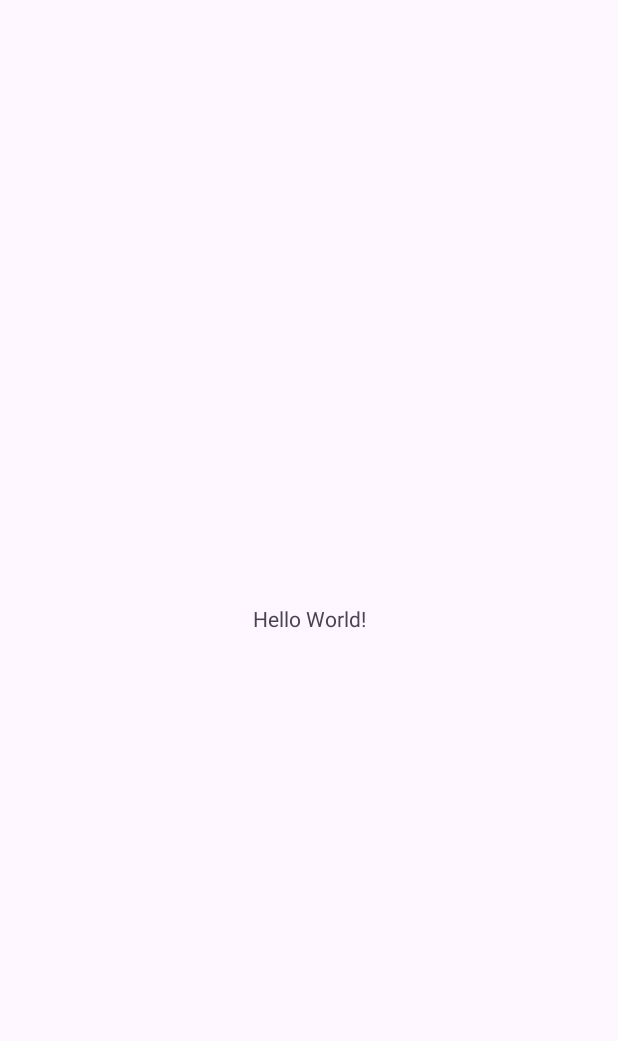
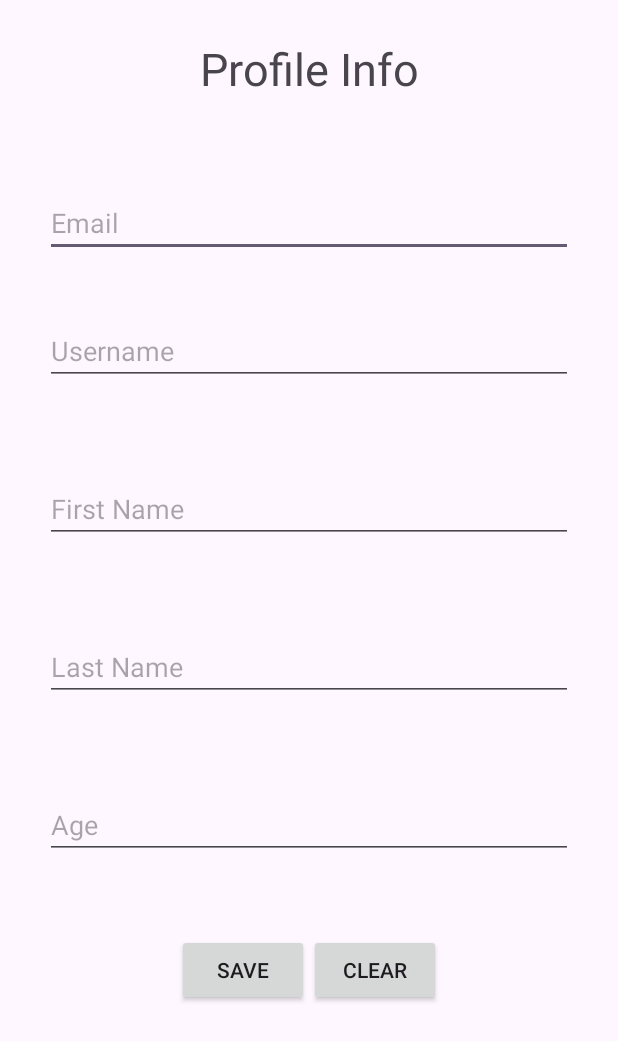
Before and after one commit to GiorgiZan/AndroidHomeworks, an Android app: the screen it shows after launch (MainActivity), on a phone screen of 412 x 824 dp. Before the commit the part shown is almost empty. Shown: the top 1041 px of the screen. Run offline under Robolectric (Android 15) with nearby library versions, the phone set to English and light mode, and no system bars.

Commit message:
Second homework done

```diff
--- a/app/build.gradle.kts
+++ b/app/build.gradle.kts
@@ -4,11 +4,11 @@ plugins {
 }
 
 android {
-    namespace = "com.example.androidhomeworks"
+    namespace = "com.example.androidsecondhomework"
     compileSdk = 35
 
     defaultConfig {
-        applicationId = "com.example.androidhomeworks"
+        applicationId = "com.example.androidsecondhomework"
         minSdk = 24
         targetSdk = 34
         versionCode = 1
--- a/app/src/main/AndroidManifest.xml
+++ b/app/src/main/AndroidManifest.xml
@@ -10,7 +10,7 @@
         android:label="@string/app_name"
         android:roundIcon="@mipmap/ic_launcher_round"
         android:supportsRtl="true"
-        android:theme="@style/Theme.AndroidHomeworks"
+        android:theme="@style/Theme.AndroidSecondHomework"
         tools:targetApi="31">
         <activity
             android:name=".MainActivity"
--- a/app/src/main/java/com/example/androidhomeworks/MainActivity.kt
+++ /dev/null
@@ -1,20 +0,0 @@
-package com.example.androidhomeworks
-
-import android.os.Bundle
-import androidx.activity.enableEdgeToEdge
-import androidx.appcompat.app.AppCompatActivity
-import androidx.core.view.ViewCompat
-import androidx.core.view.WindowInsetsCompat
-
-class MainActivity : AppCompatActivity() {
-    override fun onCreate(savedInstanceState: Bundle?) {
-        super.onCreate(savedInstanceState)
-        enableEdgeToEdge()
-        setContentView(R.layout.activity_main)
-        ViewCompat.setOnApplyWindowInsetsListener(findViewById(R.id.main)) { v, insets ->
-            val systemBars = insets.getInsets(WindowInsetsCompat.Type.systemBars())
-            v.setPadding(systemBars.left, systemBars.top, systemBars.right, systemBars.bottom)
-            insets
-        }
-    }
-}
--- /dev/null
+++ b/app/src/main/java/com/example/androidsecondhomework/MainActivity.kt
@@ -0,0 +1,115 @@
+package com.example.androidsecondhomework
+
+import android.os.Bundle
+import android.widget.LinearLayout
+import androidx.appcompat.app.AppCompatActivity
+import androidx.appcompat.widget.AppCompatButton
+import androidx.appcompat.widget.AppCompatEditText
+import androidx.appcompat.widget.AppCompatTextView
+import androidx.appcompat.widget.LinearLayoutCompat
+
+class MainActivity : AppCompatActivity() {
+    override fun onCreate(savedInstanceState: Bundle?) {
+        super.onCreate(savedInstanceState)
+        setContentView(R.layout.activity_main)
+
+
+
+        val enterProfileInfoLinearLayout:LinearLayoutCompat = findViewById(R.id.enterProfileInfoLinearLayout)
+        val etEmail:AppCompatEditText = findViewById(R.id.etEmail)
+        val etUsername:AppCompatEditText = findViewById(R.id.etUsername)
+        val etFirstName:AppCompatEditText = findViewById(R.id.etFirstName)
+        val etLastName:AppCompatEditText = findViewById(R.id.etLastName)
+        val etAge:AppCompatEditText = findViewById(R.id.etAge)
+        val btnSave:AppCompatButton = findViewById(R.id.btnSave)
+        val btnClear:AppCompatButton = findViewById(R.id.btnClear)
+
+
+        val displayProfileInfoLinearLayout:LinearLayoutCompat = findViewById(R.id.displayProfileInfoLinearLayout)
+        val tvEmail:AppCompatTextView = findViewById(R.id.tvEmail)
+        val tvUsername:AppCompatTextView = findViewById(R.id.tvUsername)
+        val tvFirstNameAndLastName:AppCompatTextView = findViewById(R.id.tvFirstNameAndLastName)
+        val tvAge:AppCompatTextView = findViewById(R.id.tvAge)
+        val btnAgain:AppCompatButton= findViewById(R.id.btnAgain)
+
+        btnSave.setOnClickListener{
+            if (etEmail.text!!.isEmpty()) {
+                etEmail.error = resources.getString(R.string.email_empty)
+                return@setOnClickListener
+            }
+            else if(!etEmail.text!!.toString().contains("@") ){
+                etEmail.error = resources.getString(R.string.email_not_valid)
+                return@setOnClickListener
+            }
+            else if (etEmail.text!!.length < 7 || etEmail.text!!.length >= 35){
+                etEmail.error = resources.getString(R.string.email_length_not_valid)
+                return@setOnClickListener
+            }
+
+            if (etUsername.text!!.isEmpty()){
+                etUsername.error = resources.getString(R.string.username_empty)
+                return@setOnClickListener
+            }
+
+            else if(etUsername.text!!.length < 10 || etUsername.text!!.length >= 35 ){
+                etUsername.error = resources.getString(R.string.username_length_not_valid)
+                return@setOnClickListener
+            }
+
+            if (etFirstName.text!!.isEmpty()){
+                etFirstName.error = resources.getString(R.string.first_name_empty)
+                return@setOnClickListener
+            }
+            else if (etFirstName.text!!.length >= 25){
+                etFirstName.error = resources.getString(R.string.first_name_too_long)
+                return@setOnClickListener
+            }
+
+            if (etLastName.text!!.isEmpty()){
+                etLastName.error = resources.getString(R.string.last_name_empty)
+                return@setOnClickListener
+            }
+
+            else if (etLastName.text!!.length >= 25){
+                etLastName.error = resources.getString(R.string.last_name_too_long)
+                return@setOnClickListener
+            }
+
+            if (etAge.text!!.isEmpty()){
+                etAge.error = resources.getString(R.string.age_empty)
+                return@setOnClickListener
+            }
+
+            else if (etAge.text!!.toString().toInt() == 0 || etAge.text!!.toString().toInt() > 100){
+                etAge.error = resources.getString(R.string.age_not_valid)
+                return@setOnClickListener
+            }
+
+            tvEmail.text = "Email: ${etEmail.text}"
+            tvUsername.text =  "Username:  ${etUsername.text}"
+            tvFirstNameAndLastName.text = "Full Nmae: ${etFirstName.text}  ${etLastName.text}"
+            tvAge.text = "Age: ${etAge.text}"
+            enterProfileInfoLinearLayout.visibility = LinearLayout.GONE
+            displayProfileInfoLinearLayout.visibility = LinearLayout.VISIBLE
+
+        }
+
+        btnClear.setOnLongClickListener {
+            clearEditTextFields(etEmail, etUsername, etFirstName, etLastName, etAge)
+            return@setOnLongClickListener true
+        }
+
+        btnAgain.setOnClickListener{
+            clearEditTextFields(etEmail, etUsername, etFirstName, etLastName, etAge)
+            displayProfileInfoLinearLayout.visibility = LinearLayout.GONE
+            enterProfileInfoLinearLayout.visibility = LinearLayout.VISIBLE
+        }
+
+    }
+
+    private fun clearEditTextFields(vararg fields: AppCompatEditText) {
+        fields.forEach{
+            it.text?.clear()
+        }
+    }
+}
--- a/app/src/main/res/layout/activity_main.xml
+++ b/app/src/main/res/layout/activity_main.xml
@@ -1,19 +1,154 @@
 <?xml version="1.0" encoding="utf-8"?>
-<androidx.constraintlayout.widget.ConstraintLayout xmlns:android="http://schemas.android.com/apk/res/android"
+<androidx.appcompat.widget.LinearLayoutCompat xmlns:android="http://schemas.android.com/apk/res/android"
     xmlns:app="http://schemas.android.com/apk/res-auto"
     xmlns:tools="http://schemas.android.com/tools"
     android:id="@+id/main"
+    android:orientation="vertical"
     android:layout_width="match_parent"
     android:layout_height="match_parent"
     tools:context=".MainActivity">
 
-    <TextView
-        android:layout_width="wrap_content"
+    <androidx.appcompat.widget.AppCompatTextView
+        android:layout_width="match_parent"
         android:layout_height="wrap_content"
-        android:text="Hello World!"
-        app:layout_constraintBottom_toBottomOf="parent"
-        app:layout_constraintEnd_toEndOf="parent"
-        app:layout_constraintStart_toStartOf="parent"
-        app:layout_constraintTop_toTopOf="parent" />
+        android:text="@string/profile_info"
+        android:textAlignment="center"
+        android:layout_marginTop="25dp"
+        android:id="@+id/tvProfileInfo"
+        android:textSize="30sp"/>
 
-</androidx.constraintlayout.widget.ConstraintLayout>
+
+    <androidx.appcompat.widget.LinearLayoutCompat
+        android:id="@+id/enterProfileInfoLinearLayout"
+        android:layout_width="match_parent"
+        android:layout_height="wrap_content"
+        android:orientation="vertical"
+        android:visibility="visible"
+        android:gravity="center_horizontal"
+        android:layout_marginTop="20dp">
+
+        <androidx.appcompat.widget.AppCompatEditText
+            android:layout_width="match_parent"
+            android:layout_height="wrap_content"
+            android:layout_marginVertical="40dp"
+            android:layout_marginHorizontal="30dp"
+            android:inputType="textEmailAddress"
+            android:id="@+id/etEmail"
+            android:hint="@string/email"/>
+
+        <androidx.appcompat.widget.AppCompatEditText
+            android:id="@+id/etUsername"
+            android:layout_width="match_parent"
+            android:layout_height="wrap_content"
+            android:layout_marginHorizontal="30dp"
+            android:layout_marginBottom="30dp"
+            android:inputType="text"
+            android:hint="@string/username" />
+
+        <androidx.appcompat.widget.AppCompatEditText
+            android:layout_width="match_parent"
+            android:layout_height="wrap_content"
+            android:layout_marginVertical="30dp"
+            android:layout_marginHorizontal="30dp"
+            android:inputType="textPersonName"
+            android:id="@+id/etFirstName"
+            android:hint="@string/first_name"/>
+
+        <androidx.appcompat.widget.AppCompatEditText
+            android:layout_width="match_parent"
+            android:layout_height="wrap_content"
+            android:layout_marginVertical="30dp"
+            android:layout_marginHorizontal="30dp"
+            android:inputType="textPersonName"
+            android:id="@+id/etLastName"
+            android:hint="@string/last_name"/>
+
+        <androidx.appcompat.widget.AppCompatEditText
+            android:layout_width="match_parent"
+            android:layout_height="wrap_content"
+            android:layout_marginVertical="30dp"
+            android:layout_marginHorizontal="30dp"
+            android:inputType="number"
+            android:id="@+id/etAge"
+            android:hint="@string/age"/>
+
+        <androidx.appcompat.widget.LinearLayoutCompat
+            android:layout_width="match_parent"
+            android:layout_height="wrap_content"
+            android:orientation="horizontal"
+            android:gravity="center_horizontal"
+            android:layout_marginTop="20dp">
+
+            <androidx.appcompat.widget.AppCompatButton
+                android:layout_width="wrap_content"
+                android:layout_height="wrap_content"
+                android:id="@+id/btnSave"
+                android:text="@string/save_button"/>
+
+            <androidx.appcompat.widget.AppCompatButton
+                android:layout_width="wrap_content"
+                android:layout_height="wrap_content"
+                android:id="@+id/btnClear"
+                android:longClickable="true"
+                android:text="@string/clear_button"/>
+
+        </androidx.appcompat.widget.LinearLayoutCompat>
+
+
+    </androidx.appcompat.widget.LinearLayoutCompat>
+
+    <androidx.appcompat.widget.LinearLayoutCompat
+        android:id="@+id/displayProfileInfoLinearLayout"
+        android:layout_width="match_parent"
+        android:layout_height="wrap_content"
+        android:orientation="vertical"
+        android:visibility="gone"
+        android:gravity="center_horizontal"
+        android:layout_marginTop="20dp">
+
+
+        <androidx.appcompat.widget.AppCompatTextView
+            android:layout_width="match_parent"
+            android:layout_height="wrap_content"
+            android:layout_marginVertical="30dp"
+            android:layout_marginHorizontal="30dp"
+            android:textSize="18sp"
+            android:id="@+id/tvEmail"/>
+
+        <androidx.appcompat.widget.AppCompatTextView
+            android:layout_width="match_parent"
+            android:layout_height="wrap_content"
+            android:layout_marginVertical="30dp"
+            android:layout_marginHorizontal="30dp"
+            android:textSize="18sp"
+            android:id="@+id/tvUsername"/>
+
+        <androidx.appcompat.widget.AppCompatTextView
+            android:layout_width="match_parent"
+            android:layout_height="wrap_content"
+            android:layout_marginVertical="30dp"
+            android:layout_marginHorizontal="30dp"
+            android:textSize="18sp"
+            android:id="@+id/tvFirstNameAndLastName"/>
+
+        <androidx.appcompat.widget.AppCompatTextView
+            android:layout_width="match_parent"
+            android:layout_height="wrap_content"
+            android:layout_marginVertical="30dp"
+            android:layout_marginHorizontal="30dp"
+            android:textSize="18sp"
+            android:id="@+id/tvAge"/>
+
+        <androidx.appcompat.widget.AppCompatButton
+            android:layout_width="wrap_content"
+            android:layout_height="wrap_content"
+            android:text="@string/again_button"
+            android:id="@+id/btnAgain"/>
+
+
+
+
+    </androidx.appcompat.widget.LinearLayoutCompat>
+
+
+</androidx.appcompat.widget.LinearLayoutCompat>
--- a/app/src/main/res/values-night/themes.xml
+++ b/app/src/main/res/values-night/themes.xml
@@ -1,6 +1,6 @@
 <resources xmlns:tools="http://schemas.android.com/tools">
     <!-- Base application theme. -->
-    <style name="Base.Theme.AndroidHomeworks" parent="Theme.Material3.DayNight.NoActionBar">
+    <style name="Base.Theme.AndroidSecondHomework" parent="Theme.Material3.DayNight.NoActionBar">
         <!-- Customize your dark theme here. -->
         <!-- <item name="colorPrimary">@color/my_dark_primary</item> -->
     </style>
--- /dev/null
+++ b/app/src/main/res/values/error_strings.xml
@@ -0,0 +1,14 @@
+<?xml version="1.0" encoding="utf-8"?>
+<resources>
+    <string name="email_empty">Email field should not be empty!</string>
+    <string name="email_not_valid">Email should contain @ symbol! </string>
+    <string name="email_length_not_valid">Email should be more than 7 but less than 35 symbols!</string>
+    <string name="username_empty">Username field should not be empty!</string>
+    <string name="username_length_not_valid">Username should be at least 10 but less than 35 symbols</string>
+    <string name="first_name_empty">First name field should not be empty!</string>
+    <string name="first_name_too_long">First name should be less than 25 symbols!</string>
+    <string name="last_name_empty">Last name field should not be empty!</string>
+    <string name="last_name_too_long">Last name should be less than 25 symbols!</string>
+    <string name="age_empty">"Age field should not be empty!</string>
+    <string name="age_not_valid">Age cannot be zero and must be less than hundred!</string>
+</resources>
--- a/app/src/main/res/values/strings.xml
+++ b/app/src/main/res/values/strings.xml
@@ -1,3 +1,13 @@
 <resources>
-    <string name="app_name">AndroidHomeworks</string>
+    <string name="app_name">AndroidSecondHomework</string>
+    <string name="profile_info">Profile Info</string>
+    <string name="email">Email</string>
+    <string name="username">Username</string>
+    <string name="age">Age</string>
+    <string name="last_name">Last Name</string>
+    <string name="first_name">First Name</string>
+    <string name="save_button">Save</string>
+    <string name="clear_button">Clear</string>
+    <string name="again_button">Again</string>
+    <string name="output_age">Age: %1$s</string>
 </resources>
--- a/app/src/main/res/values/themes.xml
+++ b/app/src/main/res/values/themes.xml
@@ -1,9 +1,9 @@
 <resources xmlns:tools="http://schemas.android.com/tools">
     <!-- Base application theme. -->
-    <style name="Base.Theme.AndroidHomeworks" parent="Theme.Material3.DayNight.NoActionBar">
+    <style name="Base.Theme.AndroidSecondHomework" parent="Theme.Material3.DayNight.NoActionBar">
         <!-- Customize your light theme here. -->
         <!-- <item name="colorPrimary">@color/my_light_primary</item> -->
     </style>
 
-    <style name="Theme.AndroidHomeworks" parent="Base.Theme.AndroidHomeworks" />
+    <style name="Theme.AndroidSecondHomework" parent="Base.Theme.AndroidSecondHomework" />
 </resources>
--- a/settings.gradle.kts
+++ b/settings.gradle.kts
@@ -19,5 +19,5 @@ dependencyResolutionManagement {
     }
 }
 
-rootProject.name = "AndroidHomeworks"
+rootProject.name = "AndroidSecondHomework"
 include(":app")
```
Also changed, not shown: gradle/wrapper/gradle-wrapper.properties, 4 other files.
